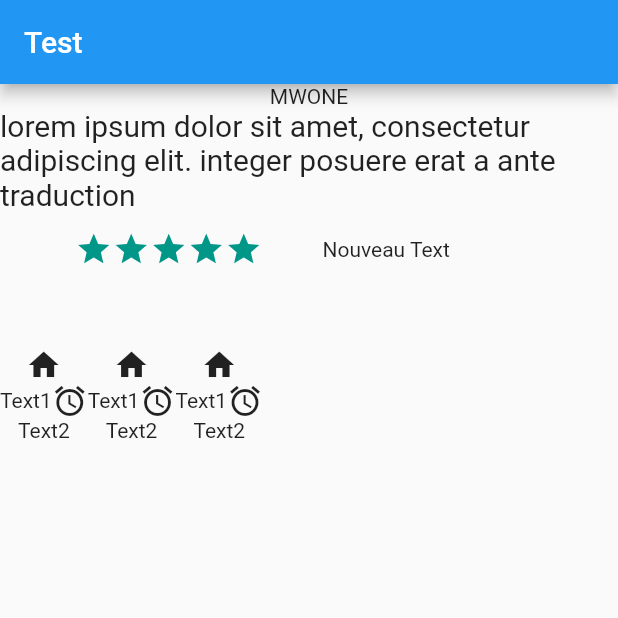
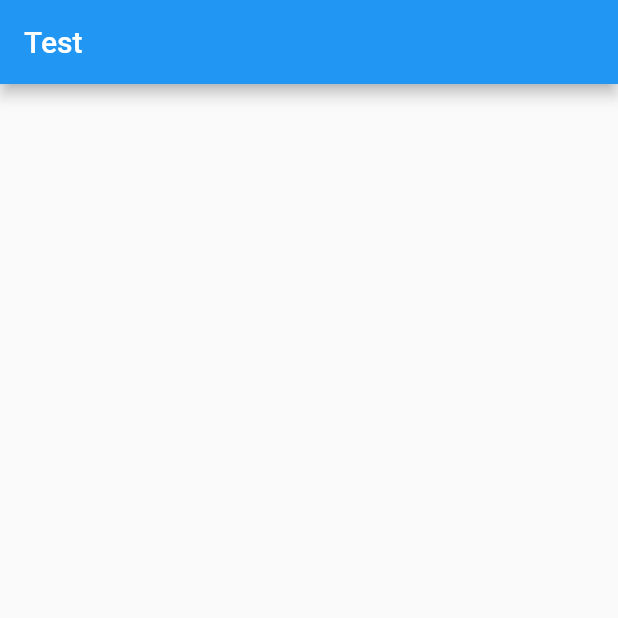
Before and after one commit to mamadou-wone/flutterRefont, a Flutter app: the screen it shows after launch, on a phone screen of 412 x 824 dp, the top half of it. Run offline on Flutter 3.47's test engine with Material 2 defaults, Android fonts, the phone set to English and light mode, and no system bars.

Commit message:
Day26 #100DaysOfCode [26/100]

```diff
--- a/lib/homePage.dart
+++ b/lib/homePage.dart
@@ -12,96 +12,7 @@ class _HomePageState extends State<HomePage> {
       appBar: AppBar(
         title: Text('Test'),
       ),
-      body: Center(
-        child: Column(
-          children: <Widget>[
-            Text('MWONE'),
-            Text(
-              'lorem ipsum dolor sit amet, consectetur adipiscing elit. integer posuere erat a ante traduction',
-              style: TextStyle(fontSize: 20.0),
-            ),
-            Row(
-              children: <Widget>[
-                Row(
-                  children: <Widget>[
-                    Padding(padding: EdgeInsets.all(25.0)),
-                    Icon(
-                      Icons.star,
-                      color: Colors.teal,
-                      size: 25.0,
-                    ),
-                    Icon(
-                      Icons.star,
-                      color: Colors.teal,
-                      size: 25.0,
-                    ),
-                    Icon(
-                      Icons.star,
-                      color: Colors.teal,
-                      size: 25.0,
-                    ),
-                    Icon(
-                      Icons.star,
-                      color: Colors.teal,
-                      size: 25.0,
-                    ),
-                    Icon(
-                      Icons.star,
-                      color: Colors.teal,
-                      size: 25.0,
-                    ),
-                  ],
-                ),
-                Padding(padding: EdgeInsets.all(20.0)),
-                Text('Nouveau Text'),
-              ],
-            ),
-            Row(
-              children: <Widget>[
-                Column(
-                  children: <Widget>[
-                    Padding(padding: EdgeInsets.all(20.0)),
-                    Icon(Icons.home),
-                    Row(
-                      children: <Widget>[
-                        Text('Text1'),
-                        Icon(Icons.access_alarm),
-                      ],
-                    ),
-                    Text('Text2'),
-                  ],
-                ),
-                Column(
-                  children: <Widget>[
-                    Padding(padding: EdgeInsets.all(20.0)),
-                    Icon(Icons.home),
-                    Row(
-                      children: <Widget>[
-                        Text('Text1'),
-                        Icon(Icons.access_alarm),
-                      ],
-                    ),
-                    Text('Text2'),
-                  ],
-                ),
-                Column(
-                  children: <Widget>[
-                    Padding(padding: EdgeInsets.all(20.0)),
-                    Icon(Icons.home),
-                    Row(
-                      children: <Widget>[
-                        Text('Text1'),
-                        Icon(Icons.access_alarm),
-                      ],
-                    ),
-                    Text('Text2'),
-                  ],
-                ),
-              ],
-            ),
-          ],
-        ),
-      ),
+      body: Container(),
     );
   }
 }
```
